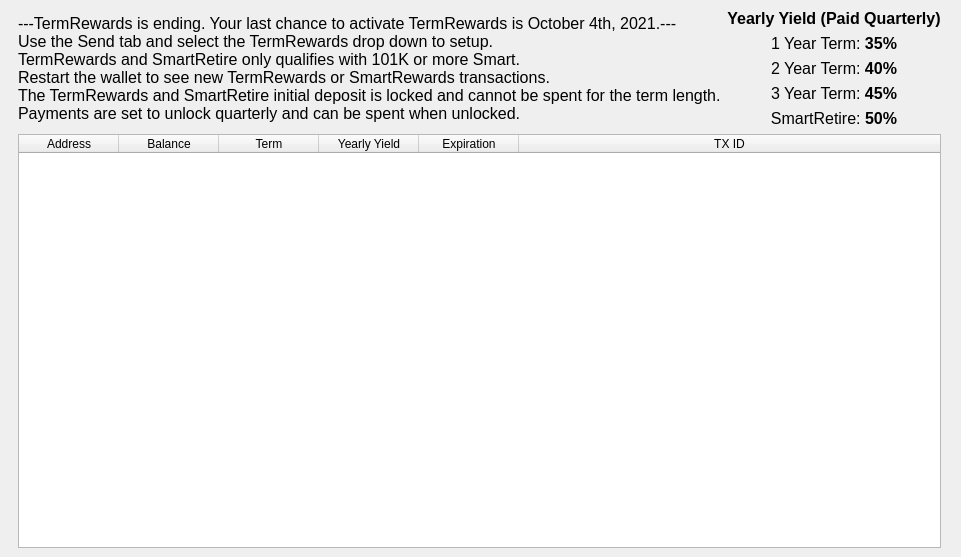
This is src/qt/forms/termrewardslist.ui in SmartCash/Core-Smart as Qt 5 draws it before an edit. The edited form follows.
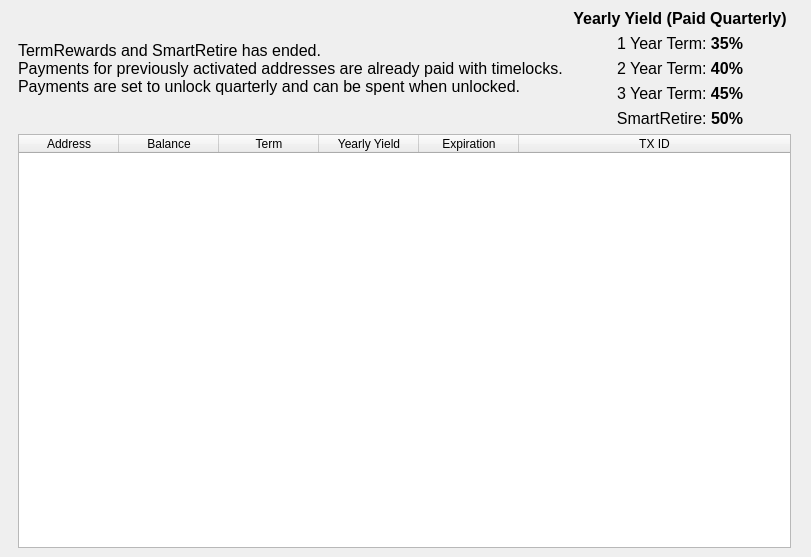
This is the edited form. The open tabs and pages were chosen to show the change. Custom widgets are drawn as their Qt base class.

Patch:
```diff
--- a/src/qt/forms/termrewardslist.ui
+++ b/src/qt/forms/termrewardslist.ui
@@ -175,7 +175,7 @@
                </font>
               </property>
               <property name="text">
-               <string>---TermRewards is ending.  Your last chance to activate TermRewards is October 4th, 2021.---&lt;br /&gt;Use the Send tab and select the TermRewards drop down to setup.&lt;br /&gt;TermRewards and SmartRetire only qualifies with 101K or more Smart.&lt;br /&gt;Restart the wallet to see new TermRewards or SmartRewards transactions.&lt;br /&gt;The TermRewards and SmartRetire initial deposit is locked and cannot be spent for the term length.&lt;br /&gt;Payments are set to unlock quarterly and can be spent when unlocked. </string>
+               <string>TermRewards and SmartRetire has ended.&lt;br /&gt;Payments for previously activated addresses are already paid with timelocks.&lt;br /&gt;Payments are set to unlock quarterly and can be spent when unlocked. </string>
               </property>
              </widget>
             </item>
```
